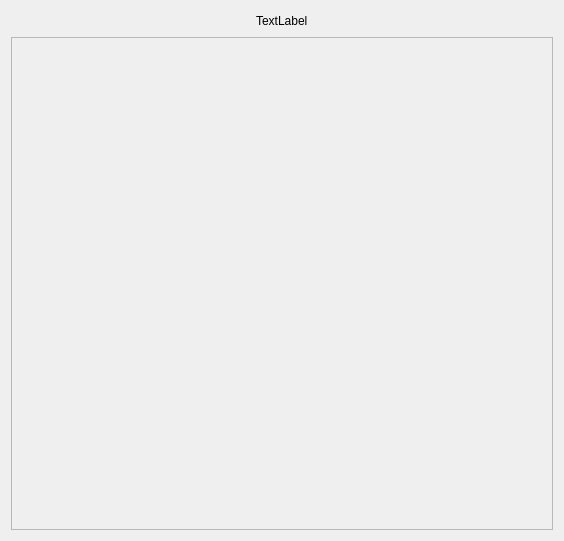
This is BaxterGBI_gui/src/menupanel.ui in EmaroLab/gesture_based_interface as Qt 5 draws it before an edit. The edited form follows.
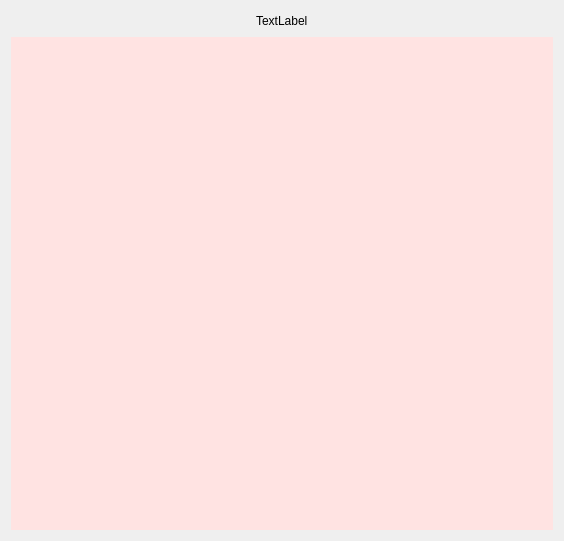
This is the edited form.

```diff
--- a/BaxterGBI_gui/src/menupanel.ui
+++ b/BaxterGBI_gui/src/menupanel.ui
@@ -60,6 +60,12 @@
    </item>
    <item>
     <widget class="QScrollArea" name="scrollArea">
+     <property name="styleSheet">
+      <string notr="true">#scrollArea{
+	border:none
+}
+</string>
+     </property>
      <property name="widgetResizable">
       <bool>true</bool>
      </property>
@@ -68,10 +74,15 @@
        <rect>
         <x>0</x>
         <y>0</y>
-        <width>544</width>
-        <height>472</height>
+        <width>546</width>
+        <height>473</height>
        </rect>
       </property>
+      <property name="styleSheet">
+       <string notr="true">#scrollAreaWidgetContents{
+background-color:#FFE3E2;
+}</string>
+      </property>
       <layout class="QVBoxLayout" name="verticalLayout_2">
        <item>
         <layout class="QVBoxLayout" name="optionsContainer"/>
```
Left out of the diff: 23 changed lines with no effect on the pictures.
